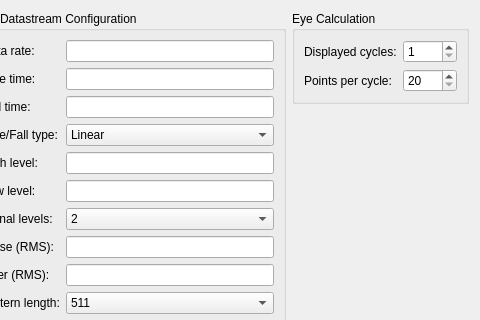
This is Software/PC_Application/LibreVNA-GUI/Traces/eyediagrameditdialog.ui in jankae/LibreVNA as Qt 5 draws it before an edit; both pictures show x 364 to 844 and y 0 to 320 of the 844 by 429 pixel window. The edited form follows.
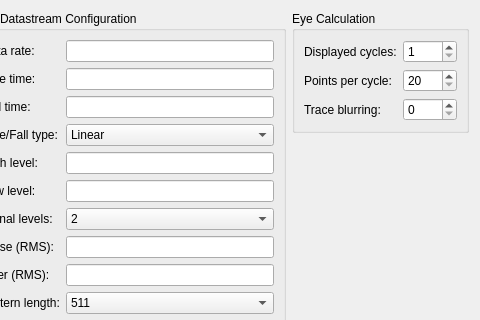
This is the edited form. Custom widgets are drawn as their Qt base class.

```diff
--- a/Software/PC_Application/LibreVNA-GUI/Traces/eyediagrameditdialog.ui
+++ b/Software/PC_Application/LibreVNA-GUI/Traces/eyediagrameditdialog.ui
@@ -405,6 +405,20 @@
             </property>
            </widget>
           </item>
+          <item row="2" column="0">
+           <widget class="QLabel" name="label_10">
+            <property name="text">
+             <string>Trace blurring:</string>
+            </property>
+           </widget>
+          </item>
+          <item row="2" column="1">
+           <widget class="QSpinBox" name="traceBlurring">
+            <property name="maximum">
+             <number>20</number>
+            </property>
+           </widget>
+          </item>
          </layout>
         </widget>
        </item>
```
